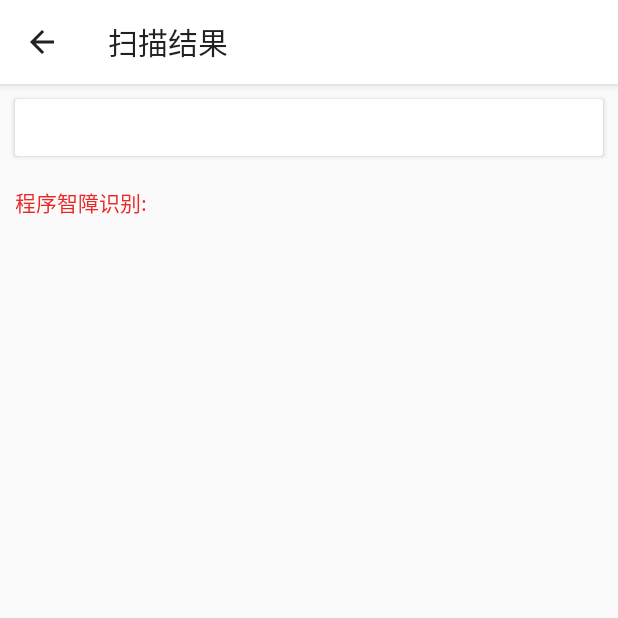
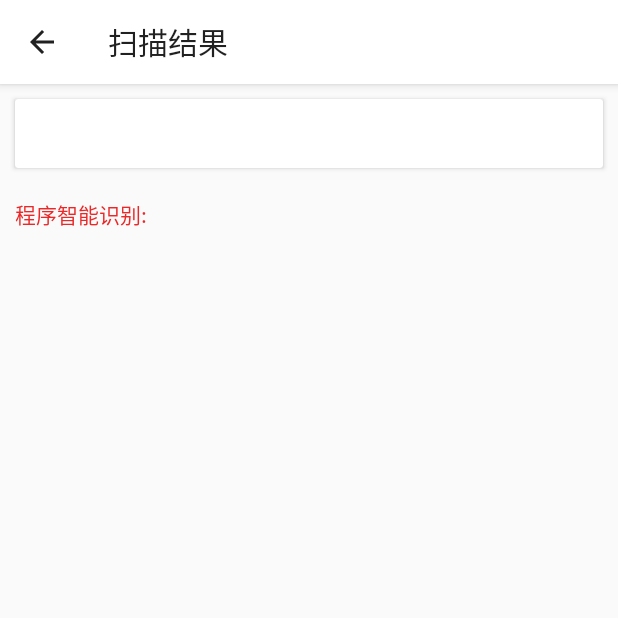
Before and after one commit to mdhyy008/QRTools, an Android app: the ScanResultActivity screen opened directly, with no data from a screen before it, on a phone screen of 412 x 824 dp, the top half of it. Run offline under Robolectric (Android 15) with nearby library versions, the phone set to English and light mode, and no system bars; 5 statements that could not run were skipped.

```diff
--- a/app/build.gradle
+++ b/app/build.gradle
@@ -7,7 +7,7 @@ android {
         applicationId "com.dabai.qrtools"
         minSdkVersion 23
         targetSdkVersion 28
-        versionCode 82
+        versionCode 84
         versionName "2.6"
         testInstrumentationRunner "android.support.test.runner.AndroidJUnitRunner"
     }
--- a/app/src/main/res/layout/activity_result.xml
+++ b/app/src/main/res/layout/activity_result.xml
@@ -25,11 +25,12 @@
                 android:layout_width="match_parent"
                 android:layout_height="wrap_content"
                 android:maxLines="10"
-                android:padding="10dp"
+                android:padding="14dp"
                 android:text="扫描结果"
                 android:autoLink="all"
                 android:linksClickable="true"
-                android:textColor="@color/colorAccent" />
+                android:textColor="@color/colorAccent"
+                android:textIsSelectable="true"/>
 
         </android.support.v7.widget.CardView>
 
@@ -39,9 +40,9 @@
         <TextView
             android:layout_width="match_parent"
             android:layout_height="wrap_content"
-            android:text="程序智障识别:"
             android:layout_margin="10dp"
-            android:textColor="#ec2727"/>
+            android:text="程序智能识别:"
+            android:textColor="#ec2727" />
 
         <android.support.v7.widget.CardView
             android:id="@+id/cd1"
@@ -59,6 +60,7 @@
                     android:layout_width="wrap_content"
                     android:layout_height="wrap_content"
                     android:layout_marginLeft="10dp"
+                    android:textSize="13sp"
                     android:layout_weight="1"
                     android:text="这是一段文本?" />
 
@@ -99,6 +101,7 @@
                     android:layout_width="wrap_content"
                     android:layout_height="wrap_content"
                     android:layout_marginLeft="10dp"
+                    android:textSize="13sp"
                     android:layout_weight="1"
                     android:text="这是一个网址?" />
 
@@ -138,6 +141,7 @@
                     android:layout_height="wrap_content"
                     android:layout_marginLeft="10dp"
                     android:layout_weight="1"
+                    android:textSize="13sp"
                     android:text="这是电话号码?" />
 
                 <Button
@@ -178,14 +182,15 @@
                     android:layout_height="wrap_content"
                     android:layout_marginLeft="10dp"
                     android:layout_weight="1"
-                    android:text="这是联系人信息? 推荐用QQ或微信扫描" />
+                    android:textSize="13sp"
+                    android:text="这是联系人信息? 微信扫描立即添加" />
 
                 <Button
                     style="@style/Widget.AppCompat.Button.Colored"
                     android:layout_width="wrap_content"
                     android:layout_height="wrap_content"
                     android:onClick="res_openwx"
-                    android:text="打开微信" />
+                    android:text="微信扫一扫" />
             </LinearLayout>
         </android.support.v7.widget.CardView>
 
@@ -209,6 +214,7 @@
                     android:layout_width="wrap_content"
                     android:layout_height="wrap_content"
                     android:layout_marginLeft="10dp"
+                    android:textSize="13sp"
                     android:layout_weight="1"
                     android:text="这是WiFi信息?" />
 
```
Also changed, not shown: app/src/main/java/com/dabai/qrtools/ScanToolActivity.java (+3 -6 lines), app/src/main/java/com/dabai/qrtools/SettingActivity.java (+65 -25 lines), 1 other file.
